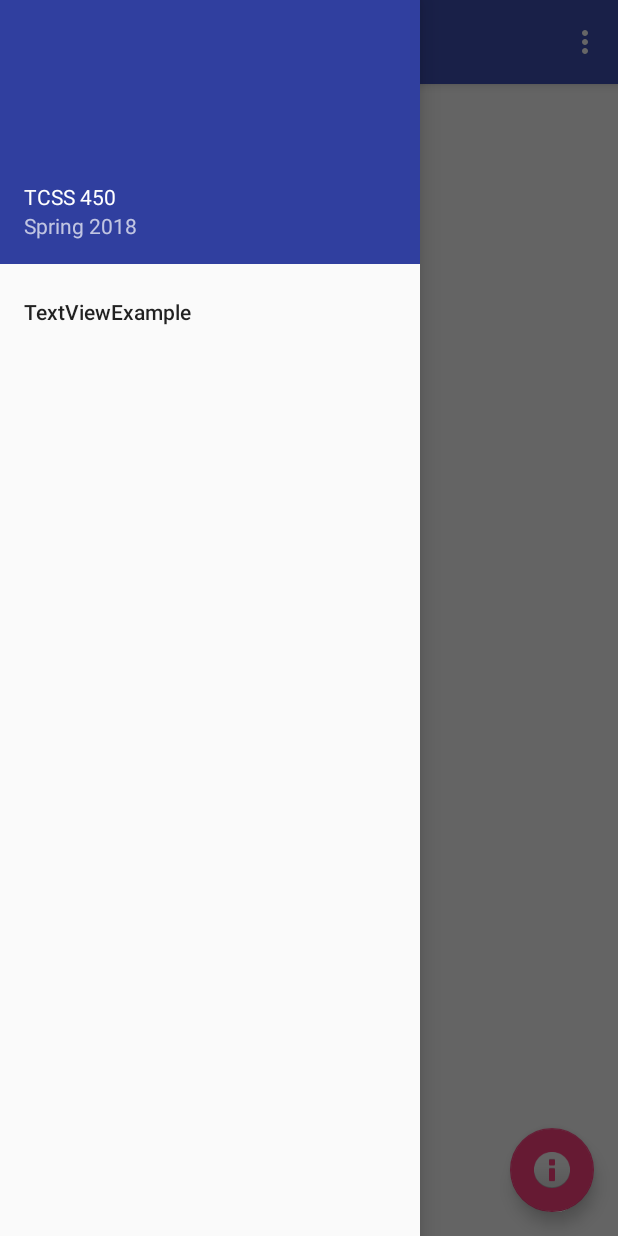
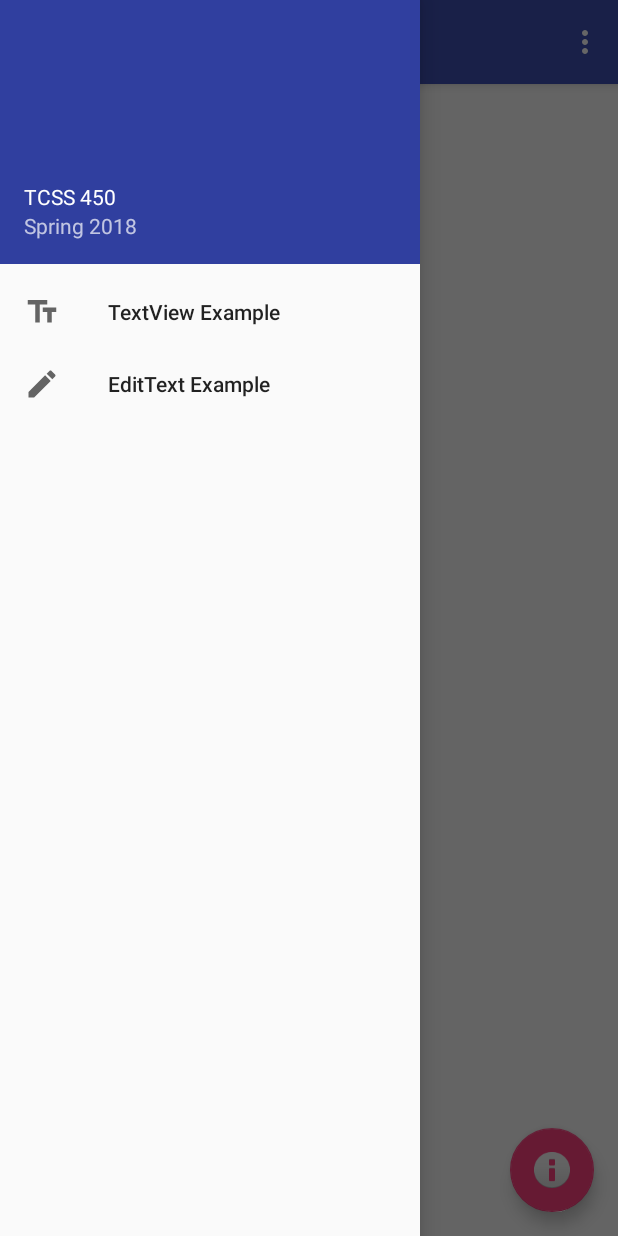
Before and after one commit to trinhpn/UILab, an Android app: the screen it shows after launch (MainActivity), with the side drawer open, on a phone screen of 412 x 824 dp. Run offline under Robolectric (Android 15) with nearby library versions, the phone set to English and light mode, and no system bars.

Commit message:
Step 33 completed.

```diff
--- a/app/src/main/java/group7/tcss450/uw/edu/uilab/MainActivity.java
+++ b/app/src/main/java/group7/tcss450/uw/edu/uilab/MainActivity.java
@@ -91,6 +91,8 @@ public class MainActivity extends AppCompatActivity
 
         if (id == R.id.nav_text_view) {
             loadFragment(new TextViewFragment());
+        } else if (id == R.id.nav_edit_text) {
+            loadFragment(new EditTextFragment());
         }
 
         DrawerLayout drawer = (DrawerLayout) findViewById(R.id.drawer_layout);
--- /dev/null
+++ b/app/src/main/res/drawable/ic_edit_text.xml
@@ -0,0 +1,9 @@
+<vector xmlns:android="http://schemas.android.com/apk/res/android"
+        android:width="24dp"
+        android:height="24dp"
+        android:viewportWidth="24.0"
+        android:viewportHeight="24.0">
+    <path
+        android:fillColor="#FF000000"
+        android:pathData="M3,17.25V21h3.75L17.81,9.94l-3.75,-3.75L3,17.25zM20.71,7.04c0.39,-0.39 0.39,-1.02 0,-1.41l-2.34,-2.34c-0.39,-0.39 -1.02,-0.39 -1.41,0l-1.83,1.83 3.75,3.75 1.83,-1.83z"/>
+</vector>
--- /dev/null
+++ b/app/src/main/res/drawable/ic_menu_textview.xml
@@ -0,0 +1,9 @@
+<vector xmlns:android="http://schemas.android.com/apk/res/android"
+        android:width="24dp"
+        android:height="24dp"
+        android:viewportWidth="24.0"
+        android:viewportHeight="24.0">
+    <path
+        android:fillColor="#FF000000"
+        android:pathData="M2.5,4v3h5v12h3L10.5,7h5L15.5,4h-13zM21.5,9h-9v3h3v7h3v-7h3L21.5,9z"/>
+</vector>
--- a/app/src/main/res/menu/activity_main_drawer.xml
+++ b/app/src/main/res/menu/activity_main_drawer.xml
@@ -5,6 +5,10 @@
 
     <item
         android:id="@+id/nav_text_view"
-        android:title="TextViewExample"/>
-
+        android:title="TextView Example"
+        android:icon="@drawable/ic_menu_textview" />
+    <item
+        android:id="@+id/nav_edit_text"
+        android:title="EditText Example"
+        android:icon="@drawable/ic_edit_text" />
 </menu>
--- a/app/src/main/res/values/strings.xml
+++ b/app/src/main/res/values/strings.xml
@@ -10,7 +10,7 @@
     <string name="text_view_ex1">Hello All</string>
     <string name="text_view_ex_phone">253 123 4567</string>
     <string name="text_view_ex_email">myunetid@uw.edu</string>
-
+    <string name="edit_view_hint">type something!</string>
     <!-- TODO: Remove or change this placeholder text -->
     <string name="hello_blank_fragment">Hello blank fragment</string>
 </resources>
```
Also changed, not shown: app/src/main/java/group7/tcss450/uw/edu/uilab/EditTextFragment.java (added, +29 -0 lines), app/src/main/res/layout/fragment_edit_text.xml (added, +36 -0 lines).
